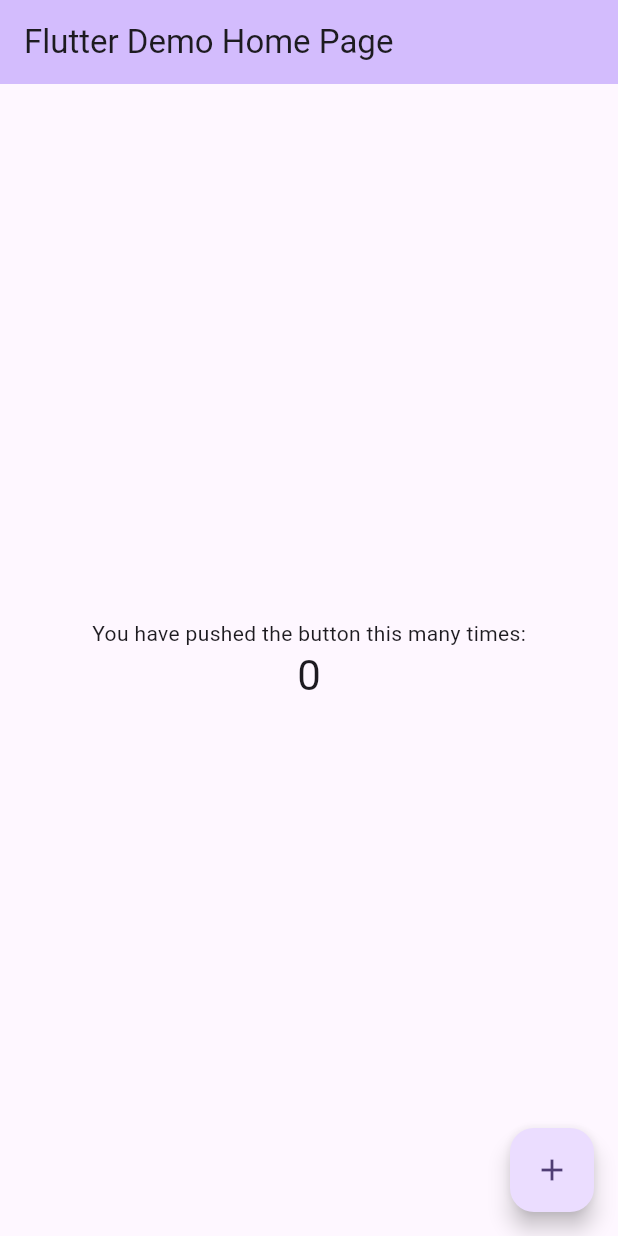
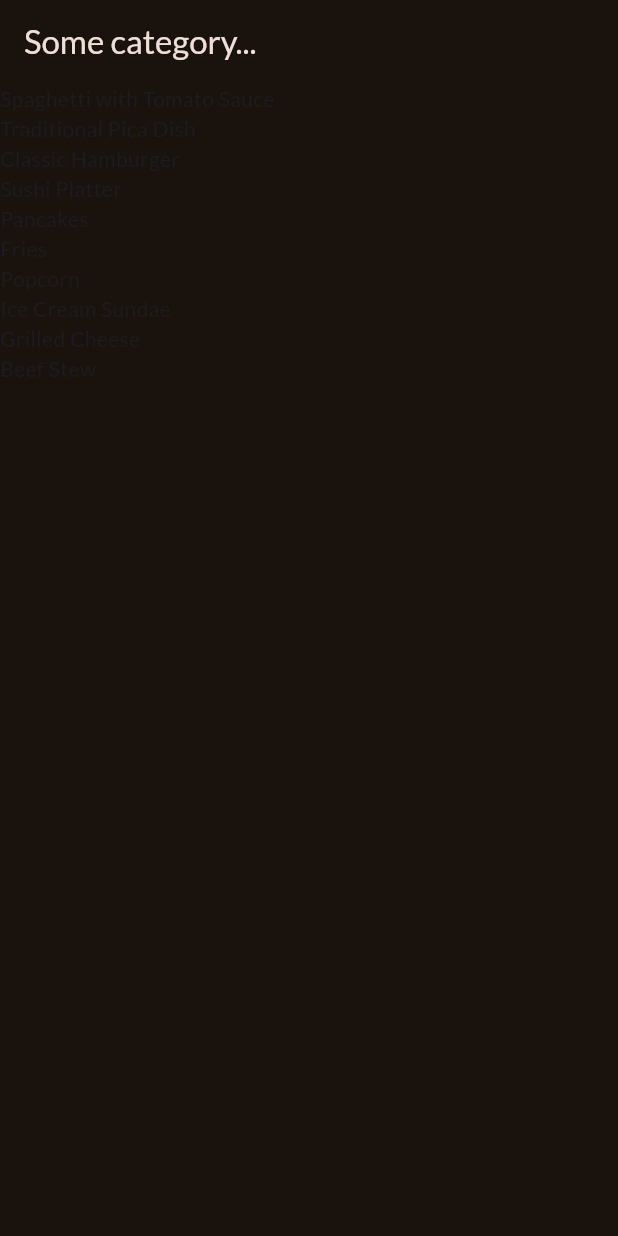
Before and after one commit to LeonaVerbovci/flutter-Meals_app, a Flutter app: the screen it shows after launch, on a phone screen of 412 x 824 dp. Run offline on Flutter 3.47's test engine with Material 3 defaults, Android fonts, the phone set to English and light mode, and no system bars; our stand-ins replace google_fonts.

Commit message:
Created some dummy category and meals and used them

```diff
--- /dev/null
+++ b/meals_app/lib/data/dummy_data.dart
@@ -0,0 +1,336 @@
+import 'package:flutter/material.dart';
+import '../models/category.dart';
+import '../models/meal.dart';
+
+const availableCategories = [
+  Category(
+    id: 'c1',
+    title: 'Italian',
+    color: Colors.red,
+  ),
+  Category(
+    id: 'c2',
+    title: 'Picas',
+    color: Colors.blue,
+  ),
+  Category(
+    id: 'c3',
+    title: 'Hamburgers',
+    color: Colors.green,
+  ),
+  Category(
+    id: 'c4',
+    title: 'Asian',
+    color: Colors.purple,
+  ),
+  Category(
+    id: 'c5',
+    title: 'Breakfast',
+    color: Colors.orange,
+  ),
+  Category(
+    id: 'c6',
+    title: 'Fast Food',
+    color: Colors.pink,
+  ),
+  Category(
+    id: 'c7',
+    title: 'Movies',
+    color: Colors.yellow,
+  ),
+  Category(
+    id: 'c8',
+    title: 'Summer',
+    color: Colors.brown,
+  ),
+  Category(
+    id: 'c9',
+    title: 'Quick & Easy',
+    color: Colors.teal,
+  ),
+  Category(
+    id: 'c10',
+    title: 'Tradicional food',
+    color: Colors.cyan,
+  ),
+];
+
+const dummyMeals = [
+  Meal(
+      id: 'm1',
+      categories: [
+        'c1',
+        'c2',
+      ],
+      title: 'Spaghetti with Tomato Sauce',
+      affordability: Affordability.affordable,
+      complexity: Complexity.simple,
+      imageUrl:
+          'https://www.allrecipes.com/thmb/jqhIoI7oJd57DuLIje4zP_CeXt0=/0x512/filters:no_upscale():max_bytes(150000):strip_icc():format(webp)/Easyspaghettiwithtomatosauce_11715_DDMFS_4x3_2424-8d7bf30b2622465f9dd78a2c6277eeb8.jpg',
+      duration: 20,
+      ingredients: [
+        '4 Tomatos',
+        '1 TableSpoon of Olive Oil',
+        '1 Onion',
+        '250g Spaghetti',
+        'Spices',
+        'Cheese(optional)'
+      ],
+      steps: [
+        'Cut the tomatoes and the onion.',
+        'Boil some water and add the spaghetti.',
+        'Heat oil in a pan, add the chopped onion and sauté.',
+        'Add the tomatoes and spices to the pan.',
+        'Mix the cooked spaghetti with the sauce and top with cheese if desired.'
+      ],
+      isGlutenFree: false,
+      isLactoseFree: true,
+      isVegetarian: true,
+      isVegan: true),
+  Meal(
+    id: 'm2',
+    categories: [
+      'c2', // Picas
+    ],
+    title: 'Traditional Pica Dish',
+    affordability: Affordability.pricey,
+    complexity: Complexity.challenging,
+    imageUrl: 'https://www.example.com/pica_dish.jpg',
+    duration: 50,
+    ingredients: [
+      '500g Pica meat',
+      '2 Garlic cloves',
+      '1 Onion',
+      '2 Tablespoons of Olive Oil',
+      '1 Red Bell Pepper',
+      '1 Green Bell Pepper',
+      'Spices (Paprika, Cumin, Pepper)',
+      'Salt',
+      'Fresh Coriander (optional)'
+    ],
+    steps: [
+      'Chop the garlic, onion, and bell peppers.',
+      'Heat olive oil in a large pan.',
+      'Add the garlic and onion to the pan and sauté until softened.',
+      'Add the Pica meat and brown it on all sides.',
+      'Season with spices, salt, and stir in the bell peppers.',
+      'Let it cook on medium heat for 30-35 minutes until the meat is tender.',
+      'Garnish with fresh coriander before serving.'
+    ],
+    isGlutenFree: false,
+    isLactoseFree: true,
+    isVegan: true,
+    isVegetarian: true,
+  ),
+  Meal(
+    id: 'm3',
+    categories: [
+      'c3', // Hamburgers
+    ],
+    title: 'Classic Hamburger',
+    affordability: Affordability.affordable,
+    complexity: Complexity.simple,
+    imageUrl: 'https://www.example.com/classic_hamburger.jpg',
+    duration: 15,
+    ingredients: [
+      '200g Ground Beef',
+      '1 Burger Bun',
+      '1 Slice of Cheese',
+      'Lettuce',
+      'Tomato',
+      'Pickles',
+      'Ketchup',
+      'Mustard',
+      'Salt and Pepper'
+    ],
+    steps: [
+      'Season the ground beef with salt and pepper.',
+      'Form the beef into a patty.',
+      'Cook the patty in a pan or on a grill for about 4-5 minutes on each side.',
+      'Place the cheese slice on the patty and let it melt.',
+      'Toast the burger bun lightly.',
+      'Assemble the burger with lettuce, tomato, pickles, ketchup, and mustard.',
+      'Serve and enjoy!'
+    ],
+    isGlutenFree: true,
+    isLactoseFree: false,
+    isVegan: false,
+    isVegetarian: false,
+  ),
+  Meal(
+    id: 'm4',
+    categories: [
+      'c4', // Asian
+    ],
+    title: 'Sushi Platter',
+    affordability: Affordability.luxurious,
+    complexity: Complexity.challenging,
+    imageUrl: 'https://www.example.com/sushi.jpg',
+    duration: 40,
+    ingredients: [
+      '200g Sushi Rice',
+      'Nori Sheets',
+      'Salmon',
+      'Cucumber',
+      'Soy Sauce',
+    ],
+    steps: [
+      'Cook the sushi rice.',
+      'Slice salmon and cucumber.',
+      'Roll rice, salmon, and cucumber in nori sheets.',
+      'Slice and serve with soy sauce.'
+    ],
+    isGlutenFree: true,
+    isLactoseFree: true,
+    isVegan: false,
+    isVegetarian: false,
+  ),
+  Meal(
+    id: 'm5',
+    categories: [
+      'c5', // Breakfast
+    ],
+    title: 'Pancakes',
+    affordability: Affordability.affordable,
+    complexity: Complexity.simple,
+    imageUrl: 'https://www.example.com/pancakes.jpg',
+    duration: 20,
+    ingredients: [
+      '2 Eggs',
+      '1 Cup Flour',
+      '1 Cup Milk',
+      'Sugar',
+      'Butter',
+    ],
+    steps: [
+      'Mix all ingredients in a bowl.',
+      'Pour batter onto a hot pan and cook both sides.',
+      'Serve with syrup or fruit.'
+    ],
+    isGlutenFree: false,
+    isLactoseFree: false,
+    isVegan: false,
+    isVegetarian: true,
+  ),
+  Meal(
+    id: 'm6',
+    categories: [
+      'c6', // Fast Food
+    ],
+    title: 'Fries',
+    affordability: Affordability.affordable,
+    complexity: Complexity.simple,
+    imageUrl: 'https://www.example.com/fries.jpg',
+    duration: 15,
+    ingredients: [
+      '4 Potatoes',
+      'Oil',
+      'Salt',
+    ],
+    steps: [
+      'Cut potatoes into fries.',
+      'Fry in hot oil until golden.',
+      'Sprinkle with salt and serve.'
+    ],
+    isGlutenFree: true,
+    isLactoseFree: true,
+    isVegan: true,
+    isVegetarian: true,
+  ),
+  Meal(
+    id: 'm7',
+    categories: [
+      'c7', // Movies
+    ],
+    title: 'Popcorn',
+    affordability: Affordability.affordable,
+    complexity: Complexity.simple,
+    imageUrl: 'https://www.example.com/popcorn.jpg',
+    duration: 10,
+    ingredients: [
+      '1/2 Cup Popcorn Kernels',
+      '2 Tablespoons Oil',
+      'Salt',
+    ],
+    steps: [
+      'Heat oil in a pot.',
+      'Add kernels and cover.',
+      'Shake occasionally until popping stops, then season with salt.'
+    ],
+    isGlutenFree: true,
+    isLactoseFree: true,
+    isVegan: true,
+    isVegetarian: true,
+  ),
+  Meal(
+    id: 'm8',
+    categories: [
+      'c8', // Summer
+    ],
+    title: 'Ice Cream Sundae',
+    affordability: Affordability.pricey,
+    complexity: Complexity.simple,
+    imageUrl: 'https://www.example.com/sundae.jpg',
+    duration: 10,
+    ingredients: [
+      'Ice Cream',
+      'Chocolate Syrup',
+      'Whipped Cream',
+      'Cherries',
+    ],
+    steps: [
+      'Scoop ice cream into a bowl.',
+      'Top with syrup, whipped cream, and cherries.'
+    ],
+    isGlutenFree: true,
+    isLactoseFree: false,
+    isVegan: false,
+    isVegetarian: true,
+  ),
+  Meal(
+    id: 'm9',
+    categories: [
+      'c9', // Quick & Easy
+    ],
+    title: 'Grilled Cheese',
+    affordability: Affordability.affordable,
+    complexity: Complexity.simple,
+    imageUrl: 'https://www.example.com/grilled_cheese.jpg',
+    duration: 10,
+    ingredients: [
+      '2 Slices of Bread',
+      'Cheese',
+      'Butter',
+    ],
+    steps: ['Butter the bread, add cheese, and grill in a pan until golden.'],
+    isGlutenFree: false,
+    isLactoseFree: false,
+    isVegan: false,
+    isVegetarian: true,
+  ),
+  Meal(
+    id: 'm10',
+    categories: [
+      'c10', // Traditional Food
+    ],
+    title: 'Beef Stew',
+    affordability: Affordability.pricey,
+    complexity: Complexity.challenging,
+    imageUrl: 'https://www.example.com/beef_stew.jpg',
+    duration: 90,
+    ingredients: [
+      '500g Beef',
+      'Carrots',
+      'Potatoes',
+      'Onions',
+      'Broth',
+    ],
+    steps: [
+      'Brown the beef, add vegetables and broth, and simmer for 1.5 hours.'
+    ],
+    isGlutenFree: true,
+    isLactoseFree: true,
+    isVegan: false,
+    isVegetarian: false,
+  ),
+];
--- a/meals_app/lib/main.dart
+++ b/meals_app/lib/main.dart
@@ -1,4 +1,18 @@
 import 'package:flutter/material.dart';
+import 'package:google_fonts/google_fonts.dart';
+import 'package:meals_app/data/dummy_data.dart';
+import 'package:meals_app/screens/categories.dart';
+import 'package:meals_app/screens/meals.dart';
+
+final theme = ThemeData(
+  useMaterial3: true,
+  brightness: Brightness.dark,
+  colorScheme: ColorScheme.fromSeed(
+    seedColor: const Color.fromARGB(255, 131, 57, 0),
+    brightness: Brightness.dark, // Ensure this matches the ThemeData brightness
+  ),
+  textTheme: GoogleFonts.latoTextTheme(),
+);
 
 void main() {
   runApp(const MyApp());
@@ -7,119 +21,12 @@ void main() {
 class MyApp extends StatelessWidget {
   const MyApp({super.key});
 
-  // This widget is the root of your application.
   @override
   Widget build(BuildContext context) {
     return MaterialApp(
       title: 'Flutter Demo',
-      theme: ThemeData(
-        // This is the theme of your application.
-        //
-        // TRY THIS: Try running your application with "flutter run". You'll see
-        // the application has a purple toolbar. Then, without quitting the app,
-        // try changing the seedColor in the colorScheme below to Colors.green
-        // and then invoke "hot reload" (save your changes or press the "hot
-        // reload" button in a Flutter-supported IDE, or press "r" if you used
-        // the command line to start the app).
-        //
-        // Notice that the counter didn't reset back to zero; the application
-        // state is not lost during the reload. To reset the state, use hot
-        // restart instead.
-        //
-        // This works for code too, not just values: Most code changes can be
-        // tested with just a hot reload.
-        colorScheme: ColorScheme.fromSeed(seedColor: Colors.deepPurple),
-        useMaterial3: true,
-      ),
-      home: const MyHomePage(title: 'Flutter Demo Home Page'),
+      theme: theme,
+      home: MealsScreen(title: 'Some category...', meals: dummyMeals),
     );
   }
 }
-
-class MyHomePage extends StatefulWidget {
-  const MyHomePage({super.key, required this.title});
-
-  // This widget is the home page of your application. It is stateful, meaning
-  // that it has a State object (defined below) that contains fields that affect
-  // how it looks.
-
-  // This class is the configuration for the state. It holds the values (in this
-  // case the title) provided by the parent (in this case the App widget) and
-  // used by the build method of the State. Fields in a Widget subclass are
-  // always marked "final".
-
-  final String title;
-
-  @override
-  State<MyHomePage> createState() => _MyHomePageState();
-}
-
-class _MyHomePageState extends State<MyHomePage> {
-  int _counter = 0;
-
-  void _incrementCounter() {
-    setState(() {
-      // This call to setState tells the Flutter framework that something has
-      // changed in this State, which causes it to rerun the build method below
-      // so that the display can reflect the updated values. If we changed
-      // _counter without calling setState(), then the build method would not be
-      // called again, and so nothing would appear to happen.
-      _counter++;
-    });
-  }
-
-  @override
-  Widget build(BuildContext context) {
-    // This method is rerun every time setState is called, for instance as done
-    // by the _incrementCounter method above.
-    //
-    // The Flutter framework has been optimized to make rerunning build methods
-    // fast, so that you can just rebuild anything that needs updating rather
-    // than having to individually change instances of widgets.
-    return Scaffold(
-      appBar: AppBar(
-        // TRY THIS: Try changing the color here to a specific color (to
-        // Colors.amber, perhaps?) and trigger a hot reload to see the AppBar
-        // change color while the other colors stay the same.
-        backgroundColor: Theme.of(context).colorScheme.inversePrimary,
-        // Here we take the value from the MyHomePage object that was created by
-        // the App.build method, and use it to set our appbar title.
-        title: Text(widget.title),
-      ),
-      body: Center(
-        // Center is a layout widget. It takes a single child and positions it
-        // in the middle of the parent.
-        child: Column(
-          // Column is also a layout widget. It takes a list of children and
-          // arranges them vertically. By default, it sizes itself to fit its
-          // children horizontally, and tries to be as tall as its parent.
-          //
-          // Column has various properties to control how it sizes itself and
-          // how it positions its children. Here we use mainAxisAlignment to
-          // center the children vertically; the main axis here is the vertical
-          // axis because Columns are vertical (the cross axis would be
-          // horizontal).
-          //
-          // TRY THIS: Invoke "debug painting" (choose the "Toggle Debug Paint"
-          // action in the IDE, or press "p" in the console), to see the
-          // wireframe for each widget.
-          mainAxisAlignment: MainAxisAlignment.center,
-          children: <Widget>[
-            const Text(
-              'You have pushed the button this many times:',
-            ),
-            Text(
-              '$_counter',
-              style: Theme.of(context).textTheme.headlineMedium,
-            ),
-          ],
-        ),
-      ),
-      floatingActionButton: FloatingActionButton(
-        onPressed: _incrementCounter,
-        tooltip: 'Increment',
-        child: const Icon(Icons.add),
-      ), // This trailing comma makes auto-formatting nicer for build methods.
-    );
-  }
-}
--- /dev/null
+++ b/meals_app/lib/models/category.dart
@@ -0,0 +1,13 @@
+import 'package:flutter/material.dart';
+
+class Category {
+  const Category({
+    required this.id,
+    required this.title,
+    this.color = Colors.orange,
+  });
+
+  final String id;
+  final String title;
+  final Color color;
+}
--- /dev/null
+++ b/meals_app/lib/models/meal.dart
@@ -0,0 +1,41 @@
+import 'package:flutter/material.dart';
+
+enum Complexity {
+  simple,
+  challenging,
+  hard,
+}
+
+enum Affordability { affordable, pricey, luxurious }
+
+class Meal {
+  const Meal({
+    required this.id,
+    required this.categories,
+    required this.title,
+    required this.imageUrl,
+    required this.ingredients,
+    required this.steps,
+    required this.duration,
+    required this.complexity,
+    required this.affordability,
+    required this.isGlutenFree,
+    required this.isLactoseFree,
+    required this.isVegan,
+    required this.isVegetarian,
+  });
+
+  final String id;
+  final List<String> categories;
+  final String title;
+  final String imageUrl;
+  final List<String> ingredients;
+  final List<String> steps;
+  final int duration;
+  final Complexity complexity;
+  final Affordability affordability;
+  final bool isGlutenFree;
+  final bool isLactoseFree;
+  final bool isVegan;
+  final bool isVegetarian;
+}
--- /dev/null
+++ b/meals_app/lib/screens/categories.dart
@@ -0,0 +1,31 @@
+import 'package:flutter/material.dart';
+import 'package:meals_app/data/dummy_data.dart';
+import 'package:meals_app/widgets/category_grid_item.dart';
+
+class CategoriesScreen extends StatelessWidget {
+  const CategoriesScreen({super.key});
+
+  @override
+  Widget build(BuildContext context) {
+    return Scaffold(
+      appBar: AppBar(
+        title: const Text('Pick your category'),
+      ),
+      body: Padding(
+        padding: const EdgeInsets.all(15.0),
+        child: GridView(
+            gridDelegate: const SliverGridDelegateWithFixedCrossAxisCount(
+              crossAxisCount: 2,
+              childAspectRatio: 3 / 2,
+              crossAxisSpacing: 20,
+              mainAxisSpacing: 20,
+            ),
+            children: [
+              //availableCategories.map((category) => CategoryGridItem(category:category)).toList()
+              for (final category in availableCategories)
+                CategoryGridItem(category: category)
+            ]),
+      ),
+    );
+  }
+}
--- /dev/null
+++ b/meals_app/lib/screens/meals.dart
@@ -0,0 +1,46 @@
+import 'package:flutter/material.dart';
+
+import '../models/meal.dart';
+
+class MealsScreen extends StatelessWidget {
+  const MealsScreen({super.key, required this.title, required this.meals});
+
+  final String title;
+  final List<Meal> meals;
+
+  @override
+  Widget build(BuildContext context) {
+    Widget content = Center(
+      child: Column(
+        mainAxisSize: MainAxisSize.min,
+        children: [
+          Text(
+            'Uh oh ... nothing here!',
+            style: Theme.of(context).textTheme.headlineLarge!.copyWith(
+                  color: Theme.of(context).colorScheme.onSurface,
+                ),
+          ),
+          const SizedBox(height: 16),
+          Text(
+            'Try selecting another category',
+            style: Theme.of(context).textTheme.bodyLarge!.copyWith(
+                  color: Theme.of(context).colorScheme.onSurface,
+                ),
+          )
+        ],
+      ),
+    );
+
+    if (meals.isNotEmpty) {
+      content = ListView.builder(
+        itemCount: meals.length,
+        itemBuilder: (ctx, index) => Text(meals[index].title),
+      );
+    }
+    return Scaffold(
+        appBar: AppBar(
+          title: Text(title),
+        ),
+        body: content);
+  }
+}
--- /dev/null
+++ b/meals_app/lib/widgets/category_grid_item.dart
@@ -0,0 +1,33 @@
+import 'package:flutter/material.dart';
+import 'package:meals_app/models/category.dart';
+
+class CategoryGridItem extends StatelessWidget {
+  const CategoryGridItem({super.key, required this.category});
+
+  final Category category;
+
+  @override
+  Widget build(BuildContext context) {
+    return InkWell(
+      onTap: () {},
+      splashColor: Theme.of(context).primaryColor,
+      borderRadius: BorderRadius.circular(15),
+      child: Container(
+        padding: const EdgeInsets.all(16),
+        decoration: BoxDecoration(
+          borderRadius: BorderRadius.circular(15),
+          gradient: LinearGradient(colors: [
+            category.color.withOpacity(0.55),
+            category.color.withOpacity(0.9)
+          ], begin: Alignment.topLeft, end: Alignment.bottomRight),
+        ),
+        child: Text(
+          category.title,
+          style: Theme.of(context).textTheme.titleLarge!.copyWith(
+                color: Theme.of(context).colorScheme.onSurface,
+              ),
+        ),
+      ),
+    );
+  }
+}
--- a/meals_app/pubspec.yaml
+++ b/meals_app/pubspec.yaml
@@ -35,6 +35,7 @@ dependencies:
   # The following adds the Cupertino Icons font to your application.
   # Use with the CupertinoIcons class for iOS style icons.
   cupertino_icons: ^1.0.2
+  google_fonts: ^6.2.0
 
 dev_dependencies:
   flutter_test:
```
Also changed, not shown: meals_app/pubspec.lock, 13 other files.
